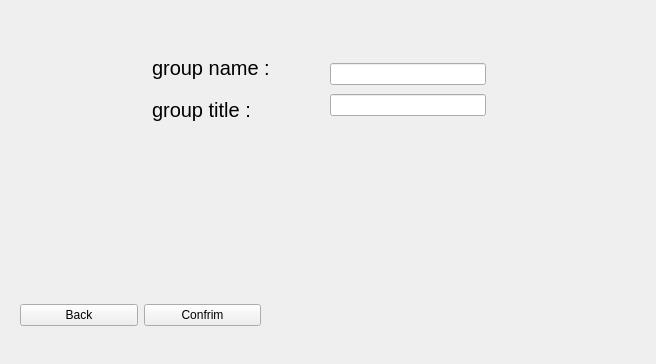
MohamadKhavaran/M2-Massenger, file untitled/creategroup.ui: the form before one commit.
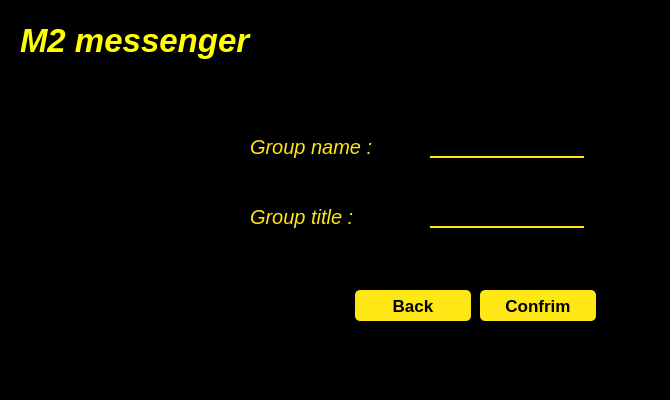
The form after the commit. Icons and pictures are not drawn.

What changed in the file:
```diff
--- a/untitled/creategroup.ui
+++ b/untitled/creategroup.ui
@@ -6,92 +6,208 @@
    <rect>
     <x>0</x>
     <y>0</y>
-    <width>656</width>
-    <height>364</height>
+    <width>670</width>
+    <height>400</height>
    </rect>
   </property>
   <property name="windowTitle">
    <string>Form</string>
   </property>
-  <widget class="QWidget" name="">
+  <property name="styleSheet">
+   <string notr="true">background-color:rgba(0, 0, 0, 255);</string>
+  </property>
+  <widget class="QLabel" name="label_2">
    <property name="geometry">
     <rect>
-     <x>152</x>
-     <y>50</y>
-     <width>171</width>
-     <height>77</height>
+     <x>250</x>
+     <y>200</y>
+     <width>161</width>
+     <height>34</height>
     </rect>
    </property>
-   <layout class="QVBoxLayout" name="verticalLayout">
-    <item>
-     <widget class="QLabel" name="label">
-      <property name="font">
-       <font>
-        <pointsize>15</pointsize>
-       </font>
-      </property>
-      <property name="text">
-       <string>group name : </string>
-      </property>
-     </widget>
-    </item>
-    <item>
-     <widget class="QLabel" name="label_2">
-      <property name="font">
-       <font>
-        <pointsize>15</pointsize>
-       </font>
-      </property>
-      <property name="text">
-       <string>group title : </string>
-      </property>
-     </widget>
-    </item>
-   </layout>
+   <property name="font">
+    <font>
+     <pointsize>15</pointsize>
+     <italic>true</italic>
+    </font>
+   </property>
+   <property name="styleSheet">
+    <string notr="true">color:rgba(254, 231, 21, 1);</string>
+   </property>
+   <property name="text">
+    <string>Group title :</string>
+   </property>
   </widget>
-  <widget class="QWidget" name="">
+  <widget class="QLabel" name="label">
    <property name="geometry">
     <rect>
-     <x>330</x>
-     <y>60</y>
-     <width>156</width>
-     <height>61</height>
+     <x>250</x>
+     <y>130</y>
+     <width>161</width>
+     <height>34</height>
     </rect>
    </property>
-   <layout class="QVBoxLayout" name="verticalLayout_2">
-    <item>
-     <widget class="QLineEdit" name="lineEdit"/>
-    </item>
-    <item>
-     <widget class="QLineEdit" name="lineEdit_2"/>
-    </item>
-   </layout>
+   <property name="font">
+    <font>
+     <pointsize>15</pointsize>
+     <italic>true</italic>
+    </font>
+   </property>
+   <property name="styleSheet">
+    <string notr="true">color:rgba(254, 231, 21, 1);</string>
+   </property>
+   <property name="text">
+    <string>Group name :</string>
+   </property>
   </widget>
-  <widget class="QWidget" name="">
+  <widget class="QLineEdit" name="lineEdit_2">
+   <property name="geometry">
+    <rect>
+     <x>430</x>
+     <y>200</y>
+     <width>154</width>
+     <height>28</height>
+    </rect>
+   </property>
+   <property name="styleSheet">
+    <string notr="true">bbackground-color:rgba(0, 0, 0, 0);
+border:none;
+border-bottom:2px solid rgba(254, 231, 21, 1);
+color:rgba(255, 255, 255, 255);
+padding-bottom:7px;</string>
+   </property>
+  </widget>
+  <widget class="QLineEdit" name="lineEdit">
+   <property name="geometry">
+    <rect>
+     <x>430</x>
+     <y>130</y>
+     <width>154</width>
+     <height>28</height>
+    </rect>
+   </property>
+   <property name="styleSheet">
+    <string notr="true">bbackground-color:rgba(0, 0, 0, 0);
+border:none;
+border-bottom:2px solid rgba(254, 231, 21, 1);
+color:rgba(255, 255, 255, 255);
+padding-bottom:7px;</string>
+   </property>
+  </widget>
+  <widget class="QPushButton" name="pushButton">
+   <property name="geometry">
+    <rect>
+     <x>480</x>
+     <y>290</y>
+     <width>116</width>
+     <height>31</height>
+    </rect>
+   </property>
+   <property name="font">
+    <font>
+     <pointsize>13</pointsize>
+     <bold>true</bold>
+    </font>
+   </property>
+   <property name="styleSheet">
+    <string notr="true">QPushButton#pushButton{
+	background-color:rgba(254, 231, 21, 1);
+	color:rgba(0, 0, 0, 255);
+	border-radius:5px;
+}
+
+QPushButton#pushButton:hover{
+	background-color:rgb(0, 255, 0);
+
+}
+
+QPushButton#pushButton:pressed{
+	padding-left:5px;
+	padding-top:5px;
+	background-color:rgba(150,123, 111, 255);
+}
+
+
+</string>
+   </property>
+   <property name="text">
+    <string>Confrim</string>
+   </property>
+  </widget>
+  <widget class="QPushButton" name="pushButton_2">
+   <property name="geometry">
+    <rect>
+     <x>355</x>
+     <y>290</y>
+     <width>116</width>
+     <height>31</height>
+    </rect>
+   </property>
+   <property name="font">
+    <font>
+     <pointsize>13</pointsize>
+     <bold>true</bold>
+    </font>
+   </property>
+   <property name="styleSheet">
+    <string notr="true">QPushButton#pushButton_2{
+	background-color:rgba(254, 231, 21, 1);
+	color:rgba(0, 0, 0, 255);
+	border-radius:5px;
+}
+
+QPushButton#pushButton_2:hover{
+	background-color:rgb(255, 0, 0);
+}
+
+QPushButton#pushButton_2:pressed{
+	padding-left:5px;
+	padding-top:5px;
+	background-color:rgba(150,123, 111, 255);
+}</string>
+   </property>
+   <property name="text">
+    <string>Back</string>
+   </property>
+  </widget>
+  <widget class="QLabel" name="label_3">
    <property name="geometry">
     <rect>
      <x>20</x>
-     <y>290</y>
-     <width>241</width>
-     <height>51</height>
+     <y>10</y>
+     <width>291</width>
+     <height>61</height>
     </rect>
    </property>
-   <layout class="QHBoxLayout" name="horizontalLayout">
-    <item>
-     <widget class="QPushButton" name="pushButton_2">
-      <property name="text">
-       <string>Back</string>
-      </property>
-     </widget>
-    </item>
-    <item>
-     <widget class="QPushButton" name="pushButton">
-      <property name="text">
-       <string>Confrim</string>
-      </property>
-     </widget>
-    </item>
-   </layout>
+   <property name="font">
+    <font>
+     <pointsize>25</pointsize>
+     <italic>true</italic>
+     <bold>true</bold>
+    </font>
+   </property>
+   <property name="styleSheet">
+    <string notr="true">color:rgb(255,255,0)	;</string>
+   </property>
+   <property name="text">
+    <string>M2 messenger</string>
+   </property>
+  </widget>
+  <widget class="QLabel" name="label_4">
+   <property name="geometry">
+    <rect>
+     <x>90</x>
+     <y>120</y>
+     <width>121</width>
+     <height>121</height>
+    </rect>
+   </property>
+   <property name="styleSheet">
+    <string notr="true">image: url(:/icons/group2.png);</string>
+   </property>
+   <property name="text">
+    <string/>
+   </property>
   </widget>
  </widget>
  <resources/>
```
